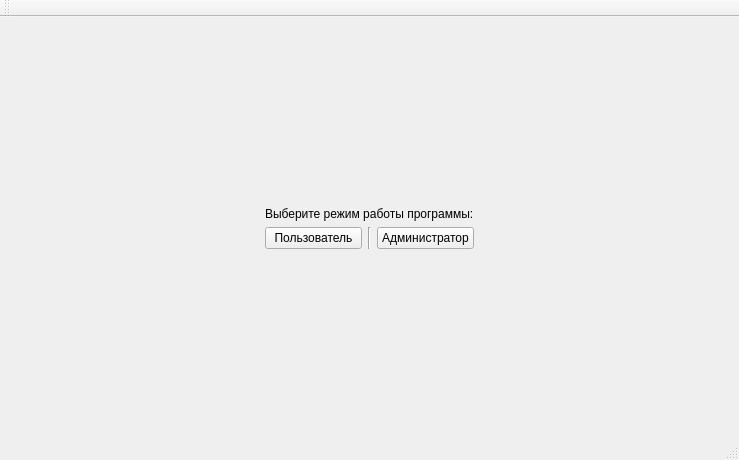
Above: taxi_bigraph/taxi.ui from AigulKh/Course_work-bigraph before the change. Below: the same form after it.
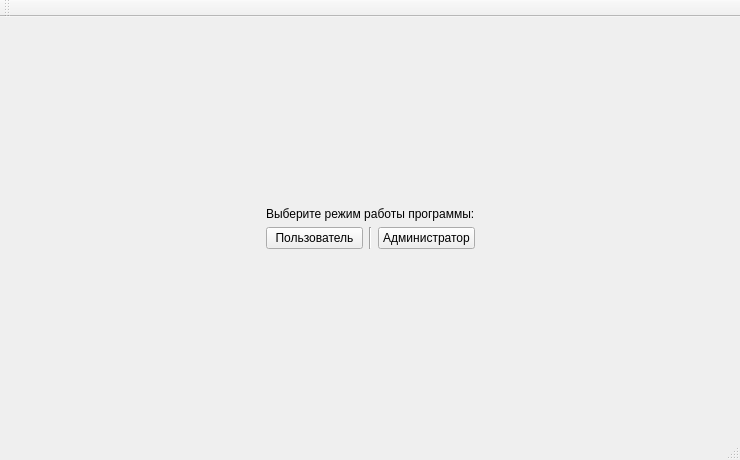
That is the form after the change. Custom widgets are drawn as their Qt base class.

Commit message: minor gui fix: changed min size of window for better experience

What changed in the file:
```diff
--- a/taxi_bigraph/taxi.ui
+++ b/taxi_bigraph/taxi.ui
@@ -6,14 +6,14 @@
    <rect>
     <x>0</x>
     <y>0</y>
-    <width>739</width>
+    <width>740</width>
     <height>460</height>
    </rect>
   </property>
   <property name="minimumSize">
    <size>
-    <width>607</width>
-    <height>450</height>
+    <width>740</width>
+    <height>460</height>
    </size>
   </property>
   <property name="windowTitle">
```
Left out of the diff: 2 changed lines with no effect on the pictures.
